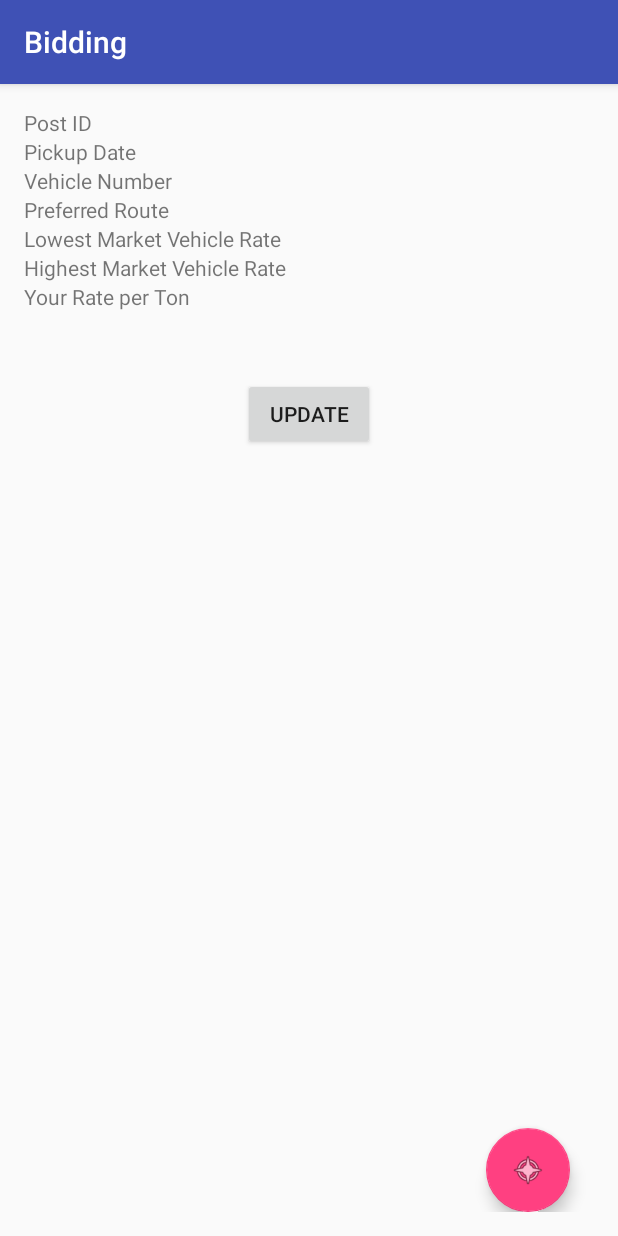
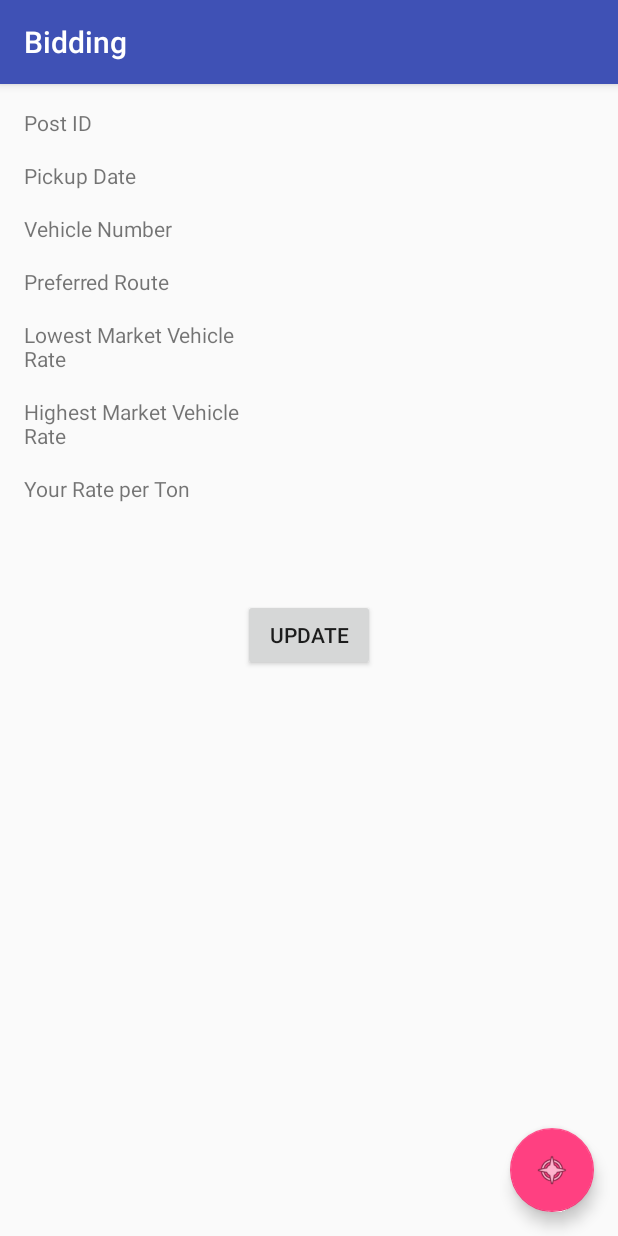
Before and after one commit to navneetnks/GCMNetworking, an Android app: the Bidding screen opened directly, with no data from a screen before it, on a phone screen of 412 x 824 dp. Run offline under Robolectric (Android 15) with nearby library versions, the phone set to English and light mode, and no system bars; 11 statements that could not run were skipped.

Commit message:
Responsive layout; bug fixes - broadcast reciever registering after broadcast message sent is fixed

```diff
--- a/app/src/main/java/com/sqldexter/gcmnetworking/Bidding.java
+++ b/app/src/main/java/com/sqldexter/gcmnetworking/Bidding.java
@@ -99,6 +99,7 @@ public class Bidding extends AppCompatActivity implements View.OnClickListener {
                 TextView tv=new TextView(getBaseContext());
                 tv.setText(truck.getTruck_number());
                 tv.setTextColor(Color.BLACK);
+                tv.setPadding(8,0,0,0);
                 ll.addView(tv);
             }
             textViewprefRoute.setText(apiDataObject.getRoute_start()+" to "+apiDataObject.getRoute_end());
--- a/app/src/main/java/com/sqldexter/gcmnetworking/MainActivity.java
+++ b/app/src/main/java/com/sqldexter/gcmnetworking/MainActivity.java
@@ -65,6 +65,9 @@ public class MainActivity extends AppCompatActivity implements View.OnClickListe
             }
         };
 
+        LocalBroadcastManager.getInstance(this).registerReceiver(mRegBroadcastReceiver,
+                new IntentFilter(LocalPreferences.REGISTRATION_COMPLETE));
+        Log.d(TAG,"Registered mRegBroadcastReceiver");
         if (checkPlayServices()) {
             // Start IntentService to register this application with GCM.
             Intent intent = new Intent(this, GCMRegIntentService.class);
@@ -104,9 +107,6 @@ public class MainActivity extends AppCompatActivity implements View.OnClickListe
     @Override
     protected void onResume() {
         super.onResume();
-        LocalBroadcastManager.getInstance(this).registerReceiver(mRegBroadcastReceiver,
-                new IntentFilter(LocalPreferences.REGISTRATION_COMPLETE));
-        Log.d(TAG,"Registered mRegBroadcastReceiver");
     }
     @Override
     protected void onPause() {
--- a/app/src/main/res/layout/activity_bidding.xml
+++ b/app/src/main/res/layout/activity_bidding.xml
@@ -4,7 +4,9 @@
     android:layout_width="match_parent"
     android:layout_height="match_parent"
     tools:context="com.sqldexter.gcmnetworking.Bidding">
-
+    <ScrollView
+        android:layout_width="match_parent"
+        android:layout_height="match_parent">
     <RelativeLayout
         android:id="@+id/rl"
         android:layout_width="match_parent"
@@ -14,141 +16,205 @@
         android:paddingRight="@dimen/activity_horizontal_margin"
         android:paddingTop="@dimen/activity_vertical_margin">
 
+        <LinearLayout
+            android:id="@+id/lla"
+            android:layout_width="match_parent"
+            android:layout_height="wrap_content"
+            android:orientation="horizontal"
+            android:paddingBottom="16dp">
+
 
             <TextView
                 android:id="@+id/lblpostId"
-            android:layout_width="wrap_content"
+                android:layout_width="0dp"
                 android:layout_height="wrap_content"
+                android:layout_weight="2"
                 android:text="Post ID" />
 
             <TextView
                 android:id="@+id/textViewPostId"
-            android:layout_width="wrap_content"
+                android:layout_width="0dp"
                 android:layout_height="wrap_content"
-            android:layout_marginLeft="16dp"
-            android:layout_toRightOf="@id/lblpostId" />
+                android:layout_marginLeft="8dp"
+                android:layout_weight="3"
+
+                android:textColor="@android:color/black" />
+        </LinearLayout>
+
+        <LinearLayout
+            android:id="@+id/llb"
+            android:layout_width="match_parent"
+            android:layout_height="wrap_content"
+            android:layout_below="@id/lla"
+            android:orientation="horizontal"
+            android:paddingBottom="16dp">
 
             <TextView
                 android:id="@+id/lblPickupDate"
-            android:layout_width="wrap_content"
+                android:layout_width="0dp"
                 android:layout_height="wrap_content"
-            android:layout_below="@id/lblpostId"
+                android:layout_weight="2"
                 android:text="Pickup Date" />
 
             <TextView
                 android:id="@+id/textViewPickupDate"
-            android:layout_width="wrap_content"
+                android:layout_width="0dp"
                 android:layout_height="wrap_content"
-            android:layout_below="@id/textViewPostId"
-            android:layout_marginLeft="16dp"
-            android:layout_toRightOf="@id/lblPickupDate" />
+                android:layout_marginLeft="8dp"
+                android:layout_weight="3"
+
+                android:textColor="@android:color/black" />
+        </LinearLayout>
 
         <LinearLayout
+            android:id="@+id/llVehicle1"
             android:layout_width="match_parent"
             android:layout_height="wrap_content"
-            android:layout_below="@id/lblPickupDate"
-            android:id="@+id/llVehicle1"
-            android:orientation="horizontal">
+            android:layout_below="@id/llb"
+            android:orientation="horizontal"
+            android:paddingBottom="16dp">
 
             <TextView
                 android:id="@+id/lblVehicleNumber"
                 android:layout_width="0dp"
                 android:layout_height="wrap_content"
-                android:layout_weight="1"
+                android:layout_weight="2"
                 android:text="Vehicle Number" />
 
             <LinearLayout
                 android:id="@+id/llVehicle"
                 android:layout_width="0dp"
                 android:layout_height="wrap_content"
-                android:layout_weight="1"
+                android:layout_weight="3"
                 android:orientation="vertical"
 
                 >
 
             </LinearLayout>
         </LinearLayout>
+
+        <LinearLayout
+            android:id="@+id/llc"
+            android:layout_width="match_parent"
+            android:layout_height="wrap_content"
+            android:layout_below="@id/llVehicle1"
+            android:orientation="horizontal"
+            android:paddingBottom="16dp">
+
             <TextView
                 android:id="@+id/lblprefRoute"
+                android:layout_width="0dp"
+                android:layout_height="wrap_content"
+                android:layout_weight="2"
+                android:text="Preferred Route"
+
+                />
+
+            <TextView
+                android:id="@+id/textViewprefRoute"
+                android:layout_width="0dp"
+                android:layout_height="wrap_content"
+                android:layout_marginLeft="8dp"
+                android:layout_weight="3"
+
+                android:textColor="@android:color/black" />
+        </LinearLayout>
+
+        <LinearLayout
+            android:id="@+id/lld"
+            android:layout_width="match_parent"
+            android:layout_height="wrap_content"
+            android:layout_below="@id/llc"
+            android:orientation="horizontal"
+            android:paddingBottom="16dp">
+
+            <TextView
+                android:id="@+id/lblLowestValue"
+                android:layout_width="0dp"
+                android:layout_height="wrap_content"
+                android:layout_weight="2"
+                android:text="Lowest Market Vehicle Rate"
+
+                />
+
+            <TextView
+                android:id="@+id/textViewLowestRate"
+                android:layout_width="0dp"
+                android:layout_height="wrap_content"
+
+                android:layout_marginLeft="8dp"
+                android:layout_weight="3"
+
+
+                android:textColor="@android:color/black" />
+        </LinearLayout>
+
+        <LinearLayout
+            android:id="@+id/lle"
+            android:layout_width="match_parent"
+            android:layout_height="wrap_content"
+            android:layout_below="@id/lld"
+            android:orientation="horizontal"
+            android:paddingBottom="16dp">
+
+            <TextView
+                android:id="@+id/lblHighestRate"
+                android:layout_width="0dp"
+                android:layout_height="wrap_content"
+                android:layout_weight="2"
+                android:text="Highest Market Vehicle Rate"
+
+                />
+
+            <TextView
+                android:id="@+id/textViewHighestRate"
+                android:layout_width="0dp"
+                android:layout_height="wrap_content"
+                android:layout_weight="3"
+                android:textColor="@android:color/black"
+                android:layout_marginLeft="8dp"
+                />
+        </LinearLayout>
+
+        <LinearLayout
+            android:id="@+id/llf"
+            android:layout_width="match_parent"
+            android:layout_height="wrap_content"
+            android:layout_below="@id/lle"
+            android:orientation="horizontal">
+
+            <TextView
+                android:id="@+id/lblBid"
+                android:layout_width="0dp"
+                android:layout_height="wrap_content"
+
+                android:layout_weight="2"
+                android:text="Your Rate per Ton" />
+
+            <TextView
+                android:id="@+id/textViewBid"
+                android:layout_width="0dp"
+                android:layout_height="wrap_content"
+
+
+                android:layout_marginLeft="8dp"
+                android:layout_weight="3"
+                android:textColor="@android:color/black" />
+        </LinearLayout>
+
+        <Button
+            android:id="@+id/buttonUpdate"
             android:layout_width="wrap_content"
             android:layout_height="wrap_content"
 
-            android:text="Preferred Route"
-            android:layout_below="@id/llVehicle1"
-            />
-        <TextView
-            android:id="@+id/textViewprefRoute"
-            android:layout_width="wrap_content"
-            android:layout_height="wrap_content"
+            android:layout_below="@id/llf"
+            android:layout_centerHorizontal="true"
+            android:layout_marginTop="64dp"
+            android:text="Update" />
 
 
-            android:layout_toRightOf="@id/lblprefRoute"
-            android:layout_below="@id/llVehicle1"
-            android:layout_marginLeft="16dp"
-            />
-        <TextView
-        android:id="@+id/lblLowestValue"
-        android:layout_width="wrap_content"
-        android:layout_height="wrap_content"
-
-        android:text="Lowest Market Vehicle Rate"
-        android:layout_below="@id/lblprefRoute"
-        />
-        <TextView
-            android:id="@+id/textViewLowestRate"
-            android:layout_width="wrap_content"
-            android:layout_height="wrap_content"
-
-
-            android:layout_toRightOf="@id/lblLowestValue"
-            android:layout_below="@id/lblprefRoute"
-            android:layout_marginLeft="16dp"
-            />
-        <TextView
-            android:id="@+id/lblHighestRate"
-            android:layout_width="wrap_content"
-            android:layout_height="wrap_content"
-
-            android:text="Highest Market Vehicle Rate"
-            android:layout_below="@id/lblLowestValue"
-            />
-        <TextView
-            android:id="@+id/textViewHighestRate"
-            android:layout_width="wrap_content"
-            android:layout_height="wrap_content"
-
-
-            android:layout_toRightOf="@id/lblHighestRate"
-            android:layout_below="@id/textViewLowestRate"
-            android:layout_marginLeft="16dp"
-            />
-        <TextView
-            android:id="@+id/lblBid"
-            android:layout_width="wrap_content"
-            android:layout_height="wrap_content"
-
-            android:text="Your Rate per Ton"
-            android:layout_below="@id/lblHighestRate"
-            />
-        <TextView
-            android:id="@+id/textViewBid"
-            android:layout_width="wrap_content"
-            android:layout_height="wrap_content"
-
-
-            android:layout_toRightOf="@id/lblBid"
-            android:layout_below="@id/textViewHighestRate"
-            android:layout_marginLeft="16dp"
-            />
-        <Button
-            android:layout_width="wrap_content"
-            android:layout_height="wrap_content"
-            android:layout_below="@id/textViewHighestRate"
-
-            android:layout_marginTop="64dp"
-            android:id="@+id/buttonUpdate"
-            android:text="Update"
-            android:layout_centerHorizontal="true"/>
+        </RelativeLayout>
+    </ScrollView>
     <android.support.design.widget.FloatingActionButton
         android:id="@+id/fab"
         android:layout_width="wrap_content"
@@ -157,8 +223,6 @@
         android:layout_alignParentRight="true"
         android:layout_margin="@dimen/fab_margin"
         android:src="@android:drawable/ic_menu_compass" />
-    </RelativeLayout>
-
     <ProgressBar
         android:id="@+id/networkProgressBar"
         android:layout_width="wrap_content"
```
Lines whose indentation alone changed are shown as unchanged.
